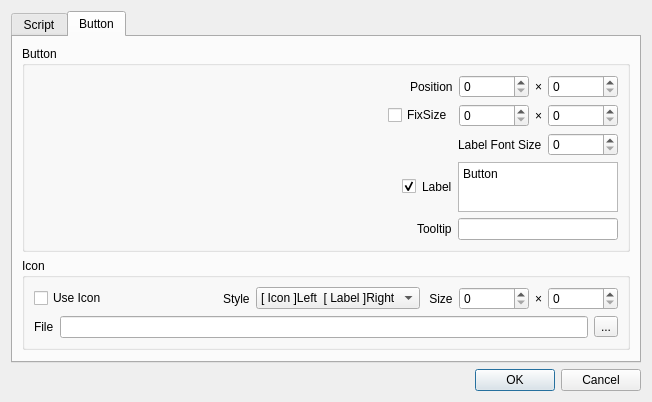
The window that gui/ButtonSetting.ui (mochio326/SiShelf) describes before a commit, drawn with Qt 5.
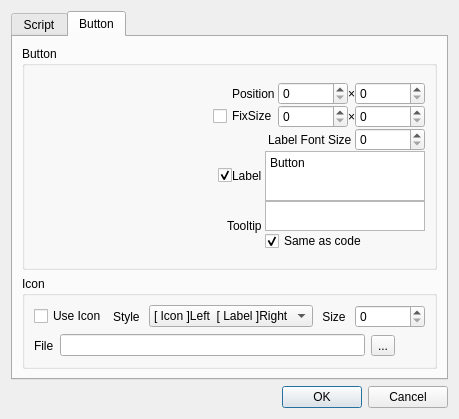
The same window after the commit.

Commit message: ・ボタンエディット画面拡張 →見た目のプレビュー →maya標準アイコン指定ウインドウ →ツールチップやフォントサイズなども対応 ・ボタン再編集機能の追加

Patch:
```diff
--- a/gui/ButtonSetting.ui
+++ b/gui/ButtonSetting.ui
@@ -6,8 +6,8 @@
    <rect>
     <x>0</x>
     <y>0</y>
-    <width>652</width>
-    <height>375</height>
+    <width>458</width>
+    <height>419</height>
    </rect>
   </property>
   <property name="minimumSize">
@@ -165,10 +165,133 @@
        <string>Button</string>
       </attribute>
       <layout class="QGridLayout" name="gridLayout_6">
+       <item row="2" column="0">
+        <widget class="QGroupBox" name="groupBox">
+         <property name="sizePolicy">
+          <sizepolicy hsizetype="Preferred" vsizetype="Fixed">
+           <horstretch>0</horstretch>
+           <verstretch>0</verstretch>
+          </sizepolicy>
+         </property>
+         <property name="minimumSize">
+          <size>
+           <width>0</width>
+           <height>0</height>
+          </size>
+         </property>
+         <property name="title">
+          <string>Icon</string>
+         </property>
+         <layout class="QGridLayout" name="gridLayout_4">
+          <item row="2" column="0">
+           <layout class="QHBoxLayout" name="horizontalLayout_8">
+            <property name="topMargin">
+             <number>0</number>
+            </property>
+            <item>
+             <widget class="QLabel" name="label_8">
+              <property name="text">
+               <string>File</string>
+              </property>
+             </widget>
+            </item>
+            <item>
+             <widget class="QLineEdit" name="line_icon_file"/>
+            </item>
+            <item>
+             <widget class="QToolButton" name="button_icon">
+              <property name="text">
+               <string>...</string>
+              </property>
+             </widget>
+            </item>
+            <item>
+             <widget class="QToolButton" name="button_maya_icon">
+              <property name="text">
+               <string/>
+              </property>
+              <property name="autoRaise">
+               <bool>true</bool>
+              </property>
+             </widget>
+            </item>
+           </layout>
+          </item>
+          <item row="1" column="0">
+           <layout class="QHBoxLayout" name="horizontalLayout_11">
+            <property name="topMargin">
+             <number>0</number>
+            </property>
+            <item>
+             <widget class="QCheckBox" name="checkbox_use_icon">
+              <property name="text">
+               <string>Use Icon</string>
+              </property>
+             </widget>
+            </item>
+            <item>
+             <spacer name="horizontalSpacer_8">
+              <property name="orientation">
+               <enum>Qt::Horizontal</enum>
+              </property>
+              <property name="sizeHint" stdset="0">
+               <size>
+                <width>40</width>
+                <height>20</height>
+               </size>
+              </property>
+             </spacer>
+            </item>
+            <item>
+             <widget class="QLabel" name="label_5">
+              <property name="text">
+               <string>Style </string>
+              </property>
+             </widget>
+            </item>
+            <item>
+             <widget class="QComboBox" name="combo_icon_style">
+              <item>
+               <property name="text">
+                <string>[ Icon ]Left  [ Label ]Right</string>
+               </property>
+              </item>
+              <item>
+               <property name="text">
+                <string>[ Icon ]Up  [ Label ]Under</string>
+               </property>
+              </item>
+             </widget>
+            </item>
+            <item>
+             <widget class="QLabel" name="label_2">
+              <property name="text">
+               <string> Size </string>
+              </property>
+             </widget>
+            </item>
+            <item>
+             <widget class="QSpinBox" name="spinbox_icon_size">
+              <property name="minimumSize">
+               <size>
+                <width>70</width>
+                <height>0</height>
+               </size>
+              </property>
+              <property name="maximum">
+               <number>9999</number>
+              </property>
+             </widget>
+            </item>
+           </layout>
+          </item>
+         </layout>
+        </widget>
+       </item>
        <item row="0" column="0">
         <widget class="QGroupBox" name="groupBox_2">
          <property name="sizePolicy">
-          <sizepolicy hsizetype="Preferred" vsizetype="Fixed">
+          <sizepolicy hsizetype="Preferred" vsizetype="Preferred">
            <horstretch>0</horstretch>
            <verstretch>0</verstretch>
           </sizepolicy>
@@ -184,6 +307,25 @@
          </property>
          <layout class="QGridLayout" name="gridLayout_3">
           <item row="0" column="0">
+           <layout class="QHBoxLayout" name="horizontalLayout_9" stretch="1,1">
+            <property name="spacing">
+             <number>0</number>
+            </property>
+            <property name="topMargin">
+             <number>0</number>
+            </property>
+            <item>
+             <layout class="QHBoxLayout" name="button_preview"/>
+            </item>
+            <item>
+             <layout class="QVBoxLayout" name="verticalLayout_2">
+              <property name="topMargin">
+               <number>0</number>
+              </property>
+              <property name="bottomMargin">
+               <number>0</number>
+              </property>
+              <item>
            <layout class="QHBoxLayout" name="horizontalLayout_5">
             <property name="sizeConstraint">
              <enum>QLayout::SetDefaultConstraint</enum>
@@ -207,7 +349,7 @@
             <item>
              <widget class="QLabel" name="label_7">
               <property name="text">
-               <string>Position</string>
+                   <string>Position </string>
               </property>
              </widget>
             </item>
@@ -252,7 +394,7 @@
             </item>
            </layout>
           </item>
-          <item row="1" column="0">
+              <item>
            <layout class="QHBoxLayout" name="horizontalLayout_2">
             <property name="topMargin">
              <number>0</number>
@@ -312,7 +454,44 @@
             </item>
            </layout>
           </item>
-          <item row="3" column="0">
+              <item>
+               <layout class="QHBoxLayout" name="horizontalLayout_3">
+                <property name="topMargin">
+                 <number>0</number>
+                </property>
+                <item>
+                 <spacer name="horizontalSpacer_3">
+                  <property name="orientation">
+                   <enum>Qt::Horizontal</enum>
+                  </property>
+                  <property name="sizeHint" stdset="0">
+                   <size>
+                    <width>40</width>
+                    <height>20</height>
+                   </size>
+                  </property>
+                 </spacer>
+                </item>
+                <item>
+                 <widget class="QLabel" name="label_4">
+                  <property name="text">
+                   <string>Label Font Size </string>
+                  </property>
+                 </widget>
+                </item>
+                <item>
+                 <widget class="QSpinBox" name="spinbox_label_font_size">
+                  <property name="minimumSize">
+                   <size>
+                    <width>70</width>
+                    <height>0</height>
+                   </size>
+                  </property>
+                 </widget>
+                </item>
+               </layout>
+              </item>
+              <item>
            <layout class="QHBoxLayout" name="horizontalLayout_4">
             <property name="topMargin">
              <number>0</number>
@@ -343,7 +522,7 @@
             <item>
              <widget class="QLabel" name="label_label">
               <property name="text">
-               <string>Label</string>
+                   <string>Label </string>
               </property>
              </widget>
             </item>
@@ -375,7 +554,7 @@
             </item>
            </layout>
           </item>
-          <item row="5" column="0">
+              <item>
            <layout class="QHBoxLayout" name="horizontalLayout_7">
             <property name="topMargin">
              <number>0</number>
@@ -396,189 +575,49 @@
             <item>
              <widget class="QLabel" name="label">
               <property name="text">
-               <string>Tooltip</string>
+                   <string>Tooltip </string>
               </property>
              </widget>
             </item>
             <item>
-             <widget class="QLineEdit" name="line_tooltip">
-              <property name="maximumSize">
-               <size>
-                <width>160</width>
-                <height>16777215</height>
-               </size>
-              </property>
-             </widget>
-            </item>
-           </layout>
-          </item>
-          <item row="2" column="0">
-           <layout class="QHBoxLayout" name="horizontalLayout_3">
+                 <layout class="QVBoxLayout" name="verticalLayout_3">
             <property name="topMargin">
              <number>0</number>
             </property>
-            <item>
-             <spacer name="horizontalSpacer_3">
-              <property name="orientation">
-               <enum>Qt::Horizontal</enum>
-              </property>
-              <property name="sizeHint" stdset="0">
-               <size>
-                <width>40</width>
-                <height>20</height>
-               </size>
-              </property>
-             </spacer>
-            </item>
+                  <property name="rightMargin">
+                   <number>0</number>
+                  </property>
             <item>
-             <widget class="QLabel" name="label_4">
-              <property name="text">
-               <string>Label Font Size</string>
-              </property>
-             </widget>
-            </item>
-            <item>
-             <widget class="QSpinBox" name="spinBox_3">
-              <property name="minimumSize">
-               <size>
-                <width>70</width>
-                <height>0</height>
-               </size>
-              </property>
-             </widget>
-            </item>
-           </layout>
-          </item>
-         </layout>
-        </widget>
-       </item>
-       <item row="1" column="0">
-        <widget class="QGroupBox" name="groupBox">
+                   <widget class="QTextEdit" name="text_tooltip">
          <property name="sizePolicy">
-          <sizepolicy hsizetype="Preferred" vsizetype="Fixed">
+                     <sizepolicy hsizetype="Fixed" vsizetype="Expanding">
            <horstretch>0</horstretch>
            <verstretch>0</verstretch>
           </sizepolicy>
          </property>
-         <property name="minimumSize">
+                    <property name="maximumSize">
           <size>
-           <width>0</width>
-           <height>0</height>
-          </size>
-         </property>
-         <property name="title">
-          <string>Icon</string>
-         </property>
-         <layout class="QGridLayout" name="gridLayout_4">
-          <item row="2" column="0">
-           <layout class="QHBoxLayout" name="horizontalLayout_8">
-            <property name="topMargin">
-             <number>0</number>
-            </property>
-            <item>
-             <widget class="QLabel" name="label_8">
-              <property name="text">
-               <string>File</string>
-              </property>
+                      <width>160</width>
+                      <height>30</height>
+                     </size>
+                    </property>
              </widget>
             </item>
             <item>
-             <widget class="QLineEdit" name="line_icon_file"/>
-            </item>
-            <item>
-             <widget class="QToolButton" name="toolButton">
+                   <widget class="QCheckBox" name="checkbox_tooltip">
               <property name="text">
-               <string>...</string>
-              </property>
+                     <string>Same as code</string>
+                    </property>
+                    <property name="checked">
+                     <bool>true</bool>
+                    </property>
              </widget>
             </item>
            </layout>
           </item>
-          <item row="1" column="0">
-           <layout class="QHBoxLayout" name="horizontalLayout_11">
-            <property name="topMargin">
-             <number>0</number>
-            </property>
-            <item>
-             <widget class="QCheckBox" name="checkbox_use_icon">
-              <property name="text">
-               <string>Use Icon</string>
-              </property>
-             </widget>
-            </item>
-            <item>
-             <spacer name="horizontalSpacer_8">
-              <property name="orientation">
-               <enum>Qt::Horizontal</enum>
-              </property>
-              <property name="sizeHint" stdset="0">
-               <size>
-                <width>40</width>
-                <height>20</height>
-               </size>
-              </property>
-             </spacer>
-            </item>
-            <item>
-             <widget class="QLabel" name="label_5">
-              <property name="text">
-               <string>Style</string>
-              </property>
-             </widget>
-            </item>
-            <item>
-             <widget class="QComboBox" name="combo_icon_style">
-              <item>
-               <property name="text">
-                <string>[ Icon ]Left  [ Label ]Right</string>
-               </property>
-              </item>
-              <item>
-               <property name="text">
-                <string>[ Icon ]Up  [ Label ]Under</string>
-               </property>
-              </item>
-             </widget>
-            </item>
-            <item>
-             <widget class="QLabel" name="label_2">
-              <property name="text">
-               <string> Size</string>
-              </property>
-             </widget>
-            </item>
-            <item>
-             <widget class="QSpinBox" name="spinbox_icon_size_x">
-              <property name="minimumSize">
-               <size>
-                <width>70</width>
-                <height>0</height>
-               </size>
-              </property>
-              <property name="maximum">
-               <number>9999</number>
-              </property>
-             </widget>
-            </item>
-            <item>
-             <widget class="QLabel" name="label_9">
-              <property name="text">
-               <string>×</string>
-              </property>
-             </widget>
-            </item>
-            <item>
-             <widget class="QSpinBox" name="spinbox_icon_size_y">
-              <property name="minimumSize">
-               <size>
-                <width>70</width>
-                <height>0</height>
-               </size>
-              </property>
-              <property name="maximum">
-               <number>9999</number>
-              </property>
-             </widget>
+               </layout>
+              </item>
+             </layout>
             </item>
            </layout>
           </item>
```
Lines whose indentation alone changed are shown as unchanged. The commit also changes 4 other files.
